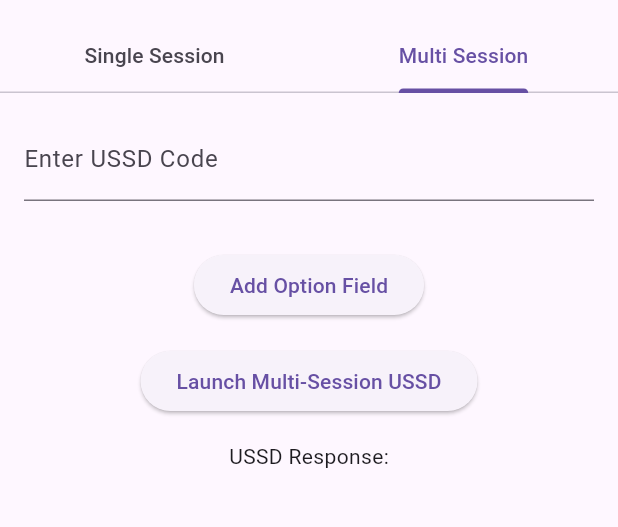
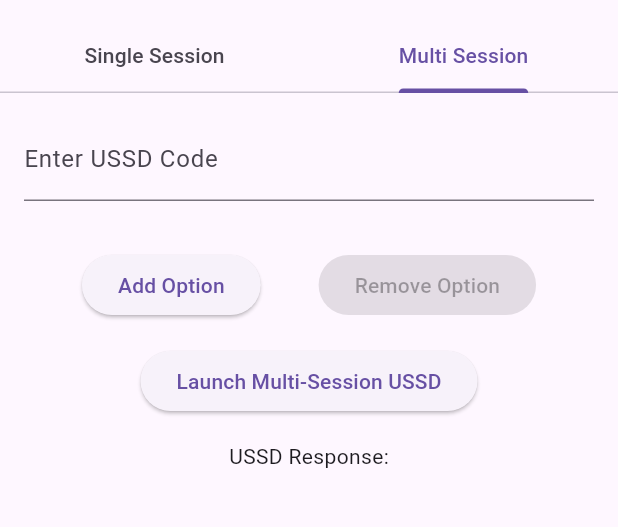
Before and after one commit to codianselme/ussd_launcher, a Flutter app: the screen it shows after launch, tab 2 chosen, on a phone screen of 412 x 824 dp, the part 63-590 px from its top. Run offline on Flutter 3.47's test engine with Material 3 defaults, Android fonts, the phone set to English and light mode, and no system bars; our stand-ins replace plugin_platform_interface.

Commit message:
Possibilité de suppression d'option

```diff
--- a/example/lib/main.dart
+++ b/example/lib/main.dart
@@ -71,7 +71,7 @@ class _SingleSessionTabState extends State<SingleSessionTab> {
             decoration: const InputDecoration(
               labelText: 'Enter USSD Code',
               hintText: 'e.g. *880#',
-              ),
+            ),
           ),
           const SizedBox(height: 16),
           ElevatedButton(
@@ -150,6 +150,17 @@ class _MultiSessionTabState extends State<MultiSessionTab> {
     _printOptionControllers();
   }
 
+  // Supprime le dernier champ d'option
+  void _removeOptionField() {
+    if (_optionControllers.isNotEmpty) {
+      setState(() {
+        _optionControllers.last
+            .dispose(); // Libère les ressources du contrôleur
+        _optionControllers.removeLast();
+      });
+    }
+  }
+
   @override
   Widget build(BuildContext context) {
     return Padding(
@@ -176,9 +187,19 @@ class _MultiSessionTabState extends State<MultiSessionTab> {
                   ),
                 )),
             const SizedBox(height: 16),
-            ElevatedButton(
-              onPressed: _addOptionField,
-              child: const Text('Add Option Field'),
+            Row(
+              mainAxisAlignment: MainAxisAlignment.spaceEvenly,
+              children: [
+                ElevatedButton(
+                  onPressed: _addOptionField,
+                  child: const Text('Add Option'),
+                ),
+                ElevatedButton(
+                  onPressed:
+                      _optionControllers.isNotEmpty ? _removeOptionField : null,
+                  child: const Text('Remove Option'),
+                ),
+              ],
             ),
             const SizedBox(height: 16),
             ElevatedButton(
```
